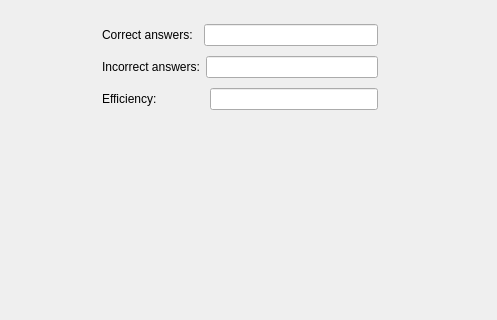
Above: src/gui/src/view/StatisticsTab.ui from cieslarmichal/glossary before the change; both pictures show x 168 to 665 and y 0 to 320 of the 665 by 573 pixel window. Below: the same form after it.
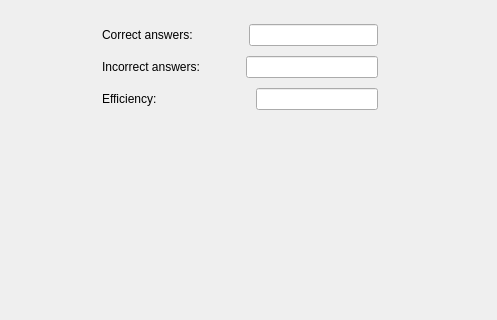
That is the form after the change.

Diff of the .ui file:
```diff
--- a/src/gui/src/view/StatisticsTab.ui
+++ b/src/gui/src/view/StatisticsTab.ui
@@ -47,7 +47,7 @@
    </property>
    <layout class="QVBoxLayout" name="layoutChartView"/>
   </widget>
-  <widget class="QWidget" name="">
+  <widget class="QWidget" name="layoutWidget">
    <property name="geometry">
     <rect>
      <x>270</x>
@@ -76,7 +76,7 @@
         </property>
         <property name="sizeHint" stdset="0">
          <size>
-          <width>5</width>
+          <width>50</width>
           <height>20</height>
          </size>
         </property>
@@ -96,6 +96,22 @@
         </property>
        </widget>
       </item>
+      <item>
+       <spacer name="horizontalSpacer_3">
+        <property name="orientation">
+         <enum>Qt::Horizontal</enum>
+        </property>
+        <property name="sizeType">
+         <enum>QSizePolicy::Fixed</enum>
+        </property>
+        <property name="sizeHint" stdset="0">
+         <size>
+          <width>40</width>
+          <height>20</height>
+         </size>
+        </property>
+       </spacer>
+      </item>
       <item>
        <widget class="QLineEdit" name="editIncorrectAnswers"/>
       </item>
@@ -120,7 +136,7 @@
         </property>
         <property name="sizeHint" stdset="0">
          <size>
-          <width>47</width>
+          <width>93</width>
           <height>20</height>
          </size>
         </property>
```
